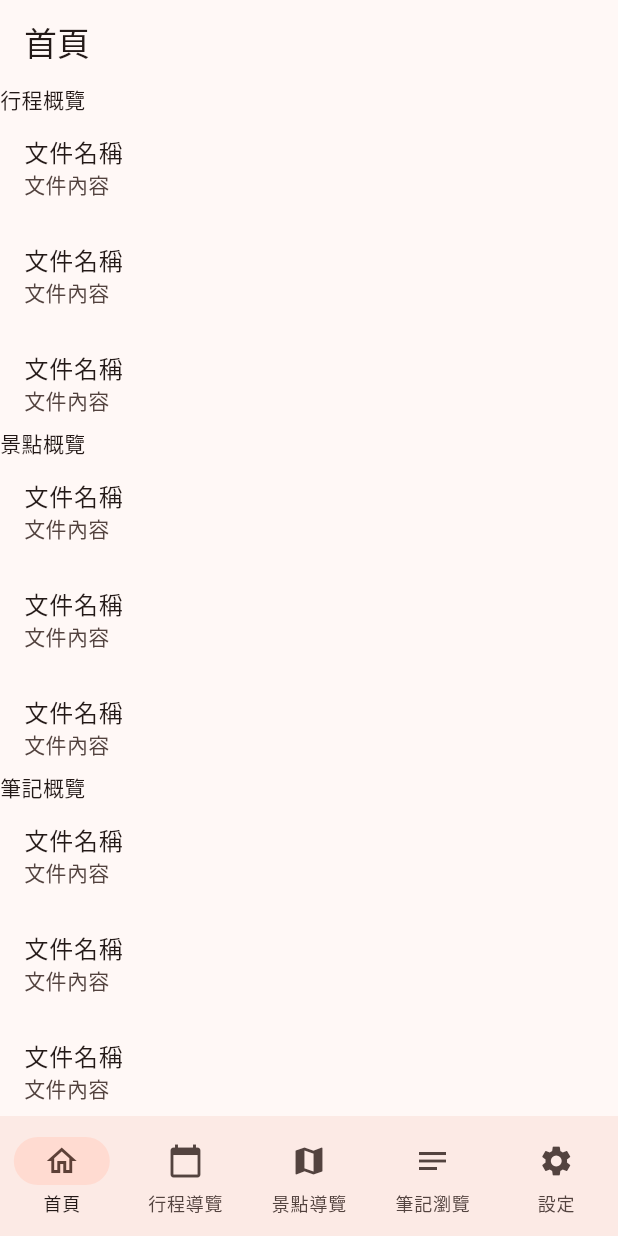
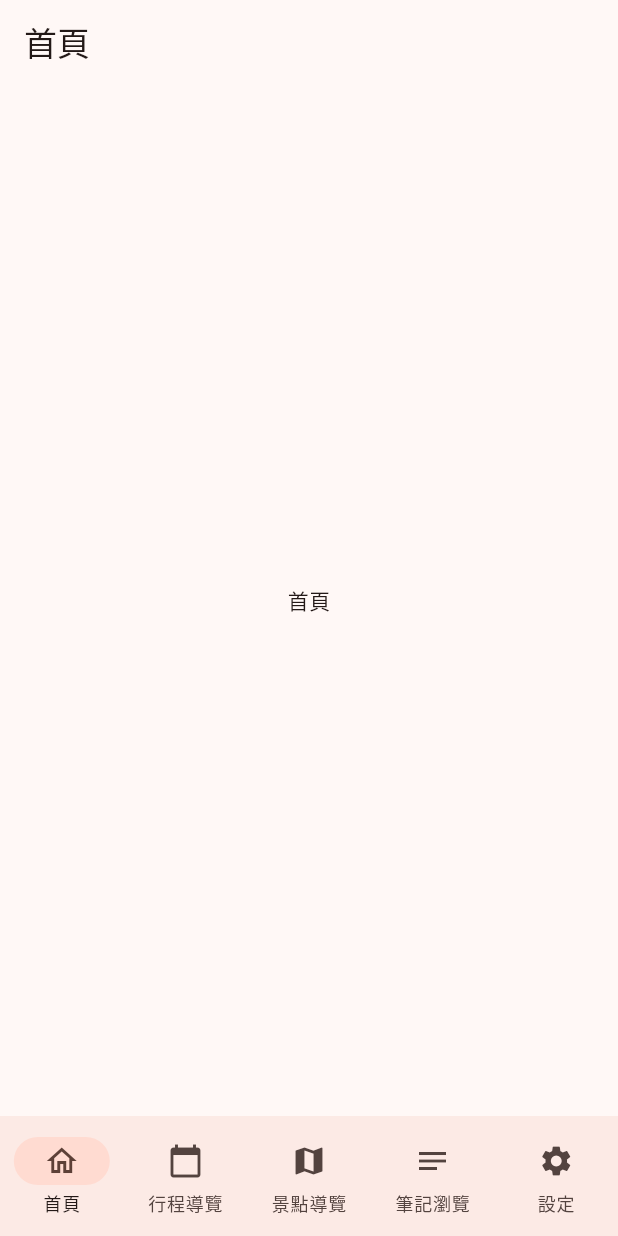
Before and after one commit to nickbanana/VaultTrip_Flutter, a Flutter app: the screen it shows after launch, on a phone screen of 412 x 824 dp. Run offline on Flutter 3.47's test engine with Material 3 defaults, Android fonts, the phone set to English and light mode, and no system bars; our stand-ins replace file_picker, flutter_riverpod, permission_handler, shared_preferences; missing offline and left inert: markdown_widget.

```diff
--- a/lib/views/home/component/document_section.dart
+++ /dev/null
@@ -1,36 +0,0 @@
-import 'package:flutter/material.dart';
-
-class DocumentSectionWidget extends StatelessWidget {
-  const DocumentSectionWidget({super.key});
-
-  @override
-  Widget build(BuildContext context) {
-    return ListView(
-      children: [
-        Text('筆記概覽'),
-        ConstrainedBox(
-          constraints: BoxConstraints(
-            maxHeight: 300,
-          ),
-          child: ListView(
-            children: [
-              ListTile(
-                title: Text('文件名稱'),
-                subtitle: Text('文件內容'),
-              ),
-              ListTile(
-                title: Text('文件名稱'),
-                subtitle: Text('文件內容'),
-              ),
-              ListTile(
-                title: Text('文件名稱'),
-                subtitle: Text('文件內容'),
-              ),
-            ]
-          )
-        )
-      ],
-    );
-  }
-
-}
--- a/lib/views/home/component/point_of_interest_section.dart
+++ /dev/null
@@ -1,35 +0,0 @@
-import 'package:flutter/material.dart';
-
-class PointOfInterestSectionWidget extends StatelessWidget {
-  const PointOfInterestSectionWidget({super.key});
-
-  @override
-  Widget build(BuildContext context) {
-    return ListView(
-      children: [
-        Text('景點概覽'),
-        ConstrainedBox(
-          constraints: BoxConstraints(
-            maxHeight: 300,
-          ),
-          child: ListView(
-            children: [
-              ListTile(
-                title: Text('文件名稱'),
-                subtitle: Text('文件內容'),
-              ),
-              ListTile(
-                title: Text('文件名稱'),
-                subtitle: Text('文件內容'),
-              ),
-              ListTile(
-                title: Text('文件名稱'),
-                subtitle: Text('文件內容'),
-              ),
-            ]
-          )
-        )
-      ],
-    );
-  }
-}
--- a/lib/views/home/component/travel_plan_section.dart
+++ /dev/null
@@ -1,35 +0,0 @@
-import 'package:flutter/material.dart';
-
-class TravelPlanSectionWidget extends StatelessWidget {
-  const TravelPlanSectionWidget({super.key});
-
-  @override
-  Widget build(BuildContext context) {
-    return ListView(
-      children: [
-        Text('行程概覽'),
-        ConstrainedBox(
-          constraints: BoxConstraints(
-            maxHeight: 300,
-          ),
-          child: ListView(
-            children: [
-              ListTile(
-                title: Text('文件名稱'),
-                subtitle: Text('文件內容'),
-              ),
-              ListTile(
-                title: Text('文件名稱'),
-                subtitle: Text('文件內容'),
-              ),
-              ListTile(
-                title: Text('文件名稱'),
-                subtitle: Text('文件內容'),
-              ),
-            ]
-          )
-        )
-      ],
-    );
-  }
-}
--- a/lib/views/home/home.dart
+++ b/lib/views/home/home.dart
@@ -1,7 +1,4 @@
 import 'package:flutter/material.dart';
-import 'package:vault_trip/views/home/component/document_section.dart';
-import 'package:vault_trip/views/home/component/point_of_interest_section.dart';
-import 'package:vault_trip/views/home/component/travel_plan_section.dart';
 
 class HomeWidget extends StatelessWidget {
   const HomeWidget({super.key});
@@ -10,12 +7,8 @@ class HomeWidget extends StatelessWidget {
   Widget build(BuildContext context) {
     return Scaffold(
       appBar: AppBar(title: const Text('首頁')),
-      body: Column(
-        children: [
-          Expanded(child: TravelPlanSectionWidget()),
-          Expanded(child: PointOfInterestSectionWidget()),
-          Expanded(child: DocumentSectionWidget()),
-        ],
+      body: const Center(
+        child: Text('首頁'),
       ),
     );
   }
--- a/pubspec.yaml
+++ b/pubspec.yaml
@@ -44,6 +44,7 @@ dependencies:
   path: ^1.9.1
   permission_handler: ^12.0.1
   markdown_widget: ^2.3.2+8
+  url_launcher: ^6.3.2
 
 dev_dependencies:
   flutter_test:
```
Also changed, not shown: lib/models/parsing_models.dart (+17 -6 lines), lib/providers/itinerary_provider.dart (deleted, +0 -84 lines), lib/providers/location_provider.dart (deleted, +0 -71 lines), lib/services/markdown_parser_service.dart (+115 -62 lines), lib/views/location/location_detail_screen.dart (+146 -5 lines), lib/views/location/location_item_detail_screen.dart (added, +49 -0 lines), pubspec.lock.
